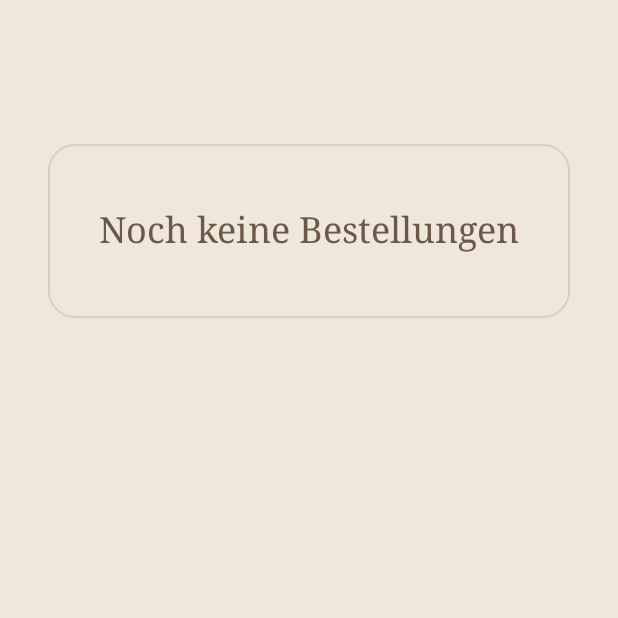
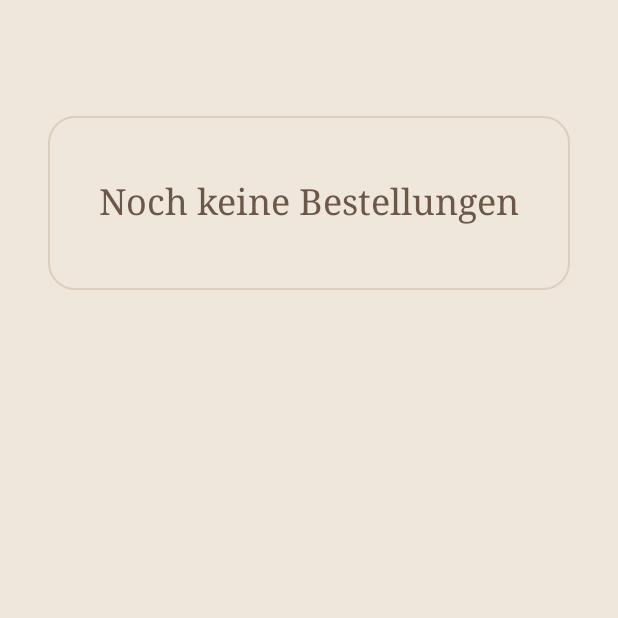
Before and after one commit to kaerbr/pizza-order, an Android app built with Jetpack Compose: the composable OrdersListScreen called with empty values, on a phone screen of 412 x 824 dp, the top half of it. Run offline under Robolectric (Android 15) with nearby library versions, the phone set to English and light mode, and no system bars.

Commit message:
style: Formular 25dp statt 44dp unter dem oberen Rand
Co-Authored-By: Claude Opus 5.5 <noreply@anthropic.com>
Claude-Session: https://claude.ai/code/session_01KSFfrpMrVTAPuhwNFp2JYS

```diff
--- a/app/src/main/java/io/github/kaerbr/pizzaorder/ui/OrderScreen.kt
+++ b/app/src/main/java/io/github/kaerbr/pizzaorder/ui/OrderScreen.kt
@@ -79,7 +79,7 @@ private const val NOTE_MAX = 160
 
 // The floating quick menu (MainActivity) sits in the "01 Dein Name" row: same top edge, and that
 // heading row is exactly as tall as the button so both centre on one line.
-internal val FormTop = 44.dp
+internal val FormTop = 25.dp
 internal val FormSidePadding = 20.dp
 internal val QuickMenuSize = 40.dp
 
```
